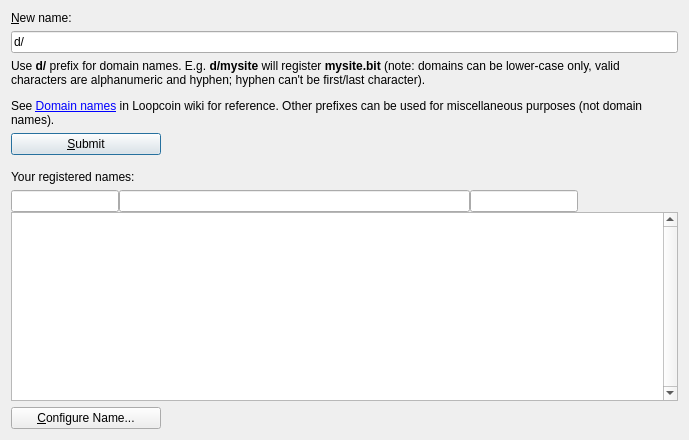
Qt form src/qt/forms/managenamespage.ui (loopcoin/loopcoin) before a commit.
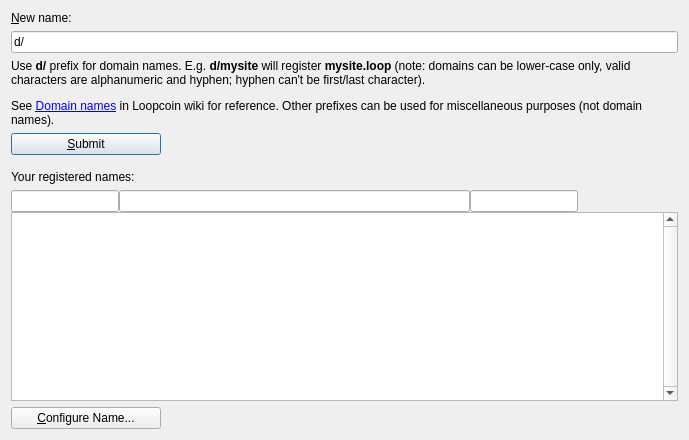
The same form after that commit. Icons and pictures are not drawn. Custom widgets are drawn as their Qt base class.

What changed in the file:
```diff
--- a/src/qt/forms/managenamespage.ui
+++ b/src/qt/forms/managenamespage.ui
@@ -60,7 +60,7 @@
         </sizepolicy>
        </property>
        <property name="text">
-        <string>&lt;html&gt;&lt;head/&gt;&lt;body&gt;&lt;p&gt;Use &lt;span style=&quot; font-weight:600;&quot;&gt;d/&lt;/span&gt; prefix for domain names. E.g. &lt;span style=&quot; font-weight:600;&quot;&gt;d/mysite&lt;/span&gt; will register &lt;span style=&quot; font-weight:600;&quot;&gt;mysite.bit&lt;/span&gt; (note: domains can be lower-case only, valid characters are alphanumeric and hyphen; hyphen can't be first/last character).&lt;/p&gt;&lt;p&gt;See &lt;a href=&quot;http://dot-bit.org/Namespace:Domain_names&quot;&gt;&lt;span style=&quot; text-decoration: underline; color:#0000ff;&quot;&gt;Domain names&lt;/span&gt;&lt;/a&gt; in Loopcoin wiki for reference. Other prefixes can be used for miscellaneous purposes (not domain names).&lt;/p&gt;&lt;/body&gt;&lt;/html&gt;</string>
+        <string>&lt;html&gt;&lt;head/&gt;&lt;body&gt;&lt;p&gt;Use &lt;span style=&quot; font-weight:600;&quot;&gt;d/&lt;/span&gt; prefix for domain names. E.g. &lt;span style=&quot; font-weight:600;&quot;&gt;d/mysite&lt;/span&gt; will register &lt;span style=&quot; font-weight:600;&quot;&gt;mysite.loop&lt;/span&gt; (note: domains can be lower-case only, valid characters are alphanumeric and hyphen; hyphen can't be first/last character).&lt;/p&gt;&lt;p&gt;See &lt;a href=&quot;http://dot-bit.org/Namespace:Domain_names&quot;&gt;&lt;span style=&quot; text-decoration: underline; color:#0000ff;&quot;&gt;Domain names&lt;/span&gt;&lt;/a&gt; in Loopcoin wiki for reference. Other prefixes can be used for miscellaneous purposes (not domain names).&lt;/p&gt;&lt;/body&gt;&lt;/html&gt;</string>
        </property>
        <property name="textFormat">
         <enum>Qt::RichText</enum>
```
